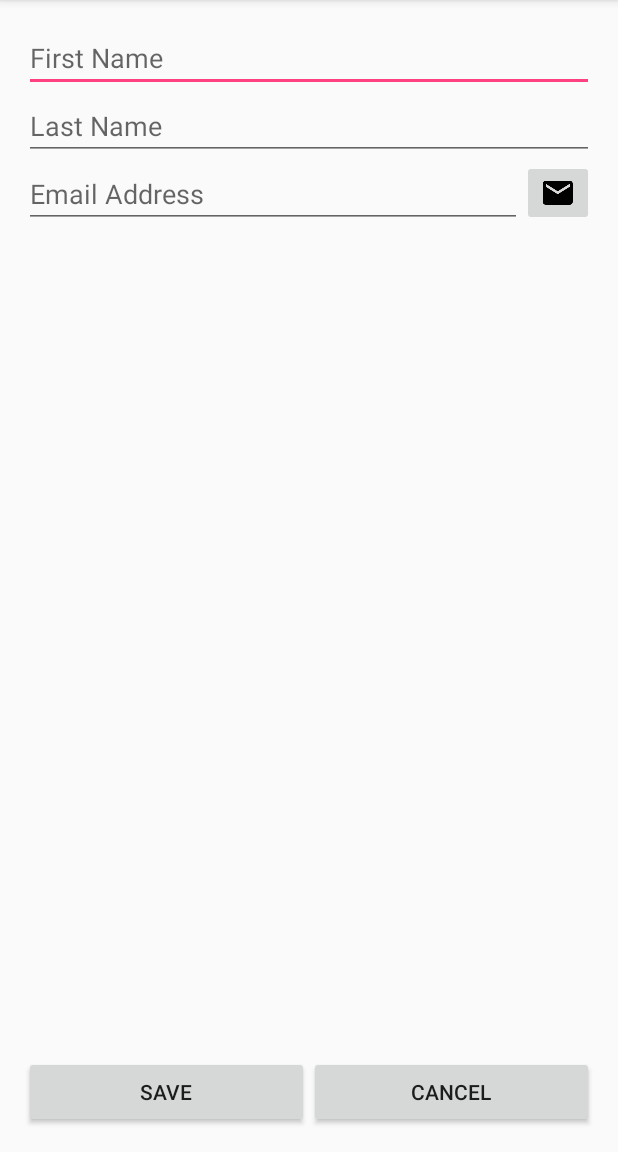
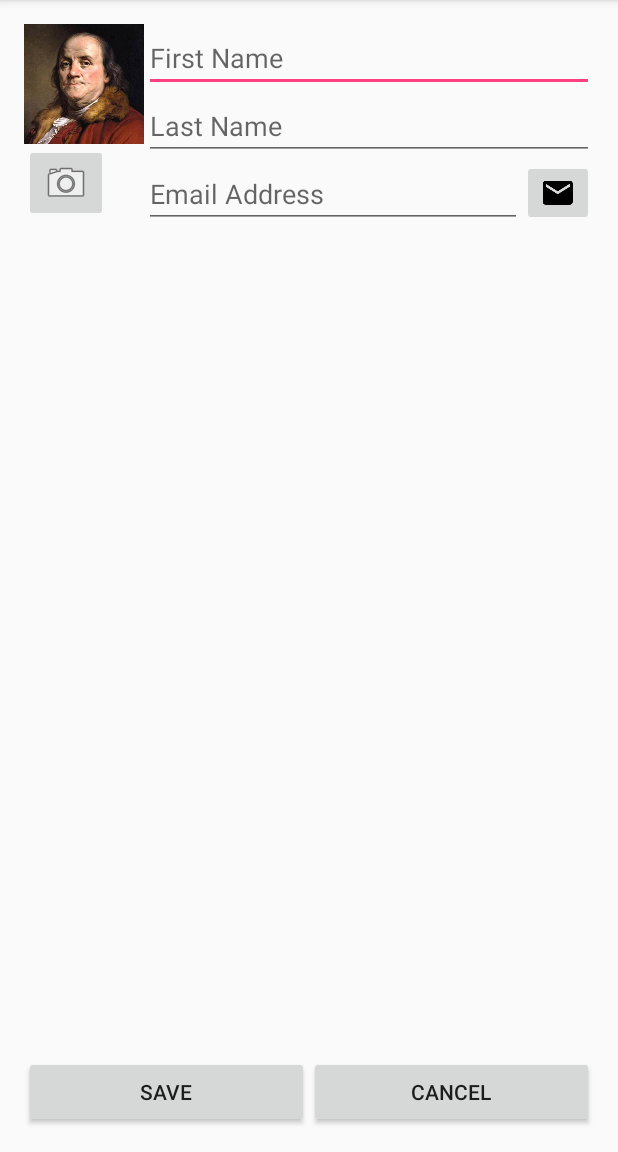
Before and after one commit to PatMcNamara/school, an Android app: the screen it shows after launch (EditContactActivity before the commit, DetailEditActivity after it), after a tap on "ADD CONTACT", on a phone screen of 412 x 824 dp, the part 84-1236 px from its top. Run offline under Robolectric (Android 15) with nearby library versions, the phone set to English and light mode, and no system bars.

Commit message:
Contacts completed

```diff
--- a/Android/Contacts/app/src/main/AndroidManifest.xml
+++ b/Android/Contacts/app/src/main/AndroidManifest.xml
@@ -1,6 +1,8 @@
 <?xml version="1.0" encoding="utf-8"?>
 <manifest xmlns:android="http://schemas.android.com/apk/res/android"
     package="edu.umsl.pjm8cd.contacts">
+    <uses-feature android:name="android.hardware.camera"
+        android:required="true" />
 
     <application
         android:allowBackup="true"
@@ -15,7 +17,7 @@
                 <category android:name="android.intent.category.LAUNCHER" />
             </intent-filter>
         </activity>
-        <activity android:name=".EditContactActivity">
+        <activity android:name=".DetailEditActivity">
         </activity>
     </application>
 
--- /dev/null
+++ b/Android/Contacts/app/src/main/java/edu/umsl/pjm8cd/contacts/ContactDetailsView.java
@@ -0,0 +1,133 @@
+package edu.umsl.pjm8cd.contacts;
+
+import android.app.Activity;
+import android.content.Intent;
+import android.graphics.Bitmap;
+import android.os.Bundle;
+import android.provider.MediaStore;
+import android.support.annotation.Nullable;
+import android.support.v4.app.Fragment;
+import android.text.InputType;
+import android.util.Log;
+import android.view.LayoutInflater;
+import android.view.View;
+import android.view.ViewGroup;
+import android.widget.EditText;
+import android.widget.ImageButton;
+import android.widget.ImageView;
+
+import java.util.UUID;
+
+/**
+ * Created by Pat on 4/17/2016.
+ *
+ * This fragment handles the displaying of detailed contact information and allows user to edit those
+ * details.
+ */
+public class ContactDetailsView extends Fragment {
+    private EditText firstName, lastName, email;
+    private ImageView pictureView;
+    private ImageButton camButton;
+
+    // The picture will either be a valid bitmap or null if there is no picture.
+    private Bitmap picture;
+
+    @Nullable
+    @Override
+    public View onCreateView(LayoutInflater inflater, @Nullable ViewGroup container, @Nullable Bundle savedInstanceState) {
+        View view = inflater.inflate(R.layout.edit_contact, container, false);
+
+        firstName = (EditText) view.findViewById(R.id.firstNameEdit);
+        lastName = (EditText) view.findViewById(R.id.lastNameEdit);
+        email = (EditText) view.findViewById(R.id.emailEdit);
+        pictureView = (ImageView) view.findViewById(R.id.contactImage);
+        camButton = (ImageButton) view.findViewById(R.id.cameraButton);
+
+        String specifiedUUID = getActivity().getIntent().getStringExtra(DetailEditActivity.UUID);
+        if(specifiedUUID != null) { // Is user viewing an existing contact or creating a new one?
+            setEditable(false);
+            Contact c = DBWrapper.get(getActivity()).getContactFromUUID(UUID.fromString(specifiedUUID));
+            if(c.getPicture() == null) {
+                Log.d("EDIT", "Database gave us a contact without a picture, using default.");
+            }
+            fillFields(c);
+        } else {
+            setEditable(true);
+        }
+
+        updatePictureView();
+        camButton.setOnClickListener(new View.OnClickListener() {
+            @Override
+            public void onClick(View view) {
+                Intent captureImage = new Intent(MediaStore.ACTION_IMAGE_CAPTURE);
+                startActivityForResult(captureImage, 0);
+            }
+        });
+
+        return view;
+    }
+
+    /* Set to the given photo or to a default image. */
+    private void updatePictureView() {
+        if(picture == null) {
+            pictureView.setBackgroundResource(R.drawable.ben);
+        } else {
+            pictureView.setBackgroundResource(android.R.color.white);
+            pictureView.setImageBitmap(picture);
+        }
+    }
+
+    @Override
+    public void onActivityResult(int requestCode, int resultCode, Intent data) {
+        if(resultCode == Activity.RESULT_OK) { // Returned from the camera.
+            picture = (Bitmap) data.getExtras().get("data");
+            updatePictureView();
+        }
+    }
+
+    /* Fills the text and photo areas in the view with the given contact info. */
+    private void fillFields(Contact c) {
+        firstName.setText(c.getFirstName());
+        lastName.setText(c.getLastName());
+        email.setText(c.getEmail());
+        picture = c.getPicture();
+        updatePictureView();
+    }
+
+    /* Allows the user to edit the data. */
+    public void setEditable(boolean editable) {
+        if(editable) {
+            firstName.setInputType(InputType.TYPE_CLASS_TEXT);
+            lastName.setInputType(InputType.TYPE_CLASS_TEXT);
+            email.setInputType(InputType.TYPE_TEXT_VARIATION_EMAIL_ADDRESS | InputType.TYPE_TEXT_VARIATION_WEB_EMAIL_ADDRESS);
+            camButton.setVisibility(View.VISIBLE);
+        } else {
+            firstName.setInputType(InputType.TYPE_NULL);
+            lastName.setInputType(InputType.TYPE_NULL);
+            email.setInputType(InputType.TYPE_NULL);
+            camButton.setVisibility(View.GONE);
+        }
+    }
+
+    /* Takes the view fields and builds a Contact. */
+    public Contact buildContact() {
+        String first = firstName.getText().toString();
+        String last = lastName.getText().toString();
+        String addr = email.getText().toString();
+
+        Contact newContact;
+        // If we are updating an existing contact, use the same UUID
+        String contactUUID = getActivity().getIntent().getStringExtra(DetailEditActivity.UUID);
+        if(contactUUID == null) {
+            newContact = new Contact();
+        } else {
+            newContact = new Contact(UUID.fromString(contactUUID));
+        }
+
+        newContact.setFirstName(first);
+        newContact.setLastName(last);
+        newContact.setEmail(addr);
+        newContact.setPicture(picture);
+        return newContact;
+    }
+}
--- a/Android/Contacts/app/src/main/java/edu/umsl/pjm8cd/contacts/ContactsActivityControler.java
+++ b/Android/Contacts/app/src/main/java/edu/umsl/pjm8cd/contacts/ContactsActivityControler.java
@@ -5,33 +5,46 @@ import android.support.v4.app.FragmentManager;
 import android.support.v7.app.AppCompatActivity;
 import android.os.Bundle;
 import android.view.View;
+import android.widget.TextView;
 
 public class ContactsActivityControler extends AppCompatActivity {
-    ViewFragment viewFragment;
+    private ListViewFragment listViewFragment;
 
     @Override
     protected void onCreate(Bundle savedInstanceState) {
         super.onCreate(savedInstanceState);
         setContentView(R.layout.blank_layout);
         FragmentManager manager = getSupportFragmentManager();
-        viewFragment = (ViewFragment) manager.findFragmentById(R.id.contacts_listing_layout);
 
-        if (viewFragment == null) {
-            viewFragment = new ViewFragment();
+        listViewFragment = (ListViewFragment) manager.findFragmentById(R.id.contacts_listing_layout);
+        if (listViewFragment == null) {
+            listViewFragment = new ListViewFragment();
             manager.beginTransaction()
-                    .add(R.id.contacts_listing_layout, viewFragment)
+                    .add(R.id.contacts_listing_layout, listViewFragment)
                     .commit();
         }
-
     }
-    public void newContact(View v) {
-        Intent i = EditContactActivity.newIntent(this);
-        startActivity(i);
-    }
-
     @Override
     protected void onStart() {
         super.onStart();
-        viewFragment.updateView();
+        listViewFragment.updateView();
+        checkDisplayEmpty();
+    }
+
+    /* Called from the add contact button. */
+    public void newContact(View v) {
+        Intent i = DetailEditActivity.newIntent(this);
+        startActivity(i);
+        checkDisplayEmpty();
+    }
+
+    /* If there are no contacts, this will display no contacts */
+    void checkDisplayEmpty() {
+        TextView notify = (TextView) findViewById(R.id.no_contacts);
+        if (listViewFragment.isEmpty()) {
+            notify.setVisibility(View.VISIBLE);
+        } else {
+            notify.setVisibility(View.GONE);
+        }
     }
 }
--- a/Android/Contacts/app/src/main/java/edu/umsl/pjm8cd/contacts/EditContactActivity.java
+++ b/Android/Contacts/app/src/main/java/edu/umsl/pjm8cd/contacts/DetailEditActivity.java
@@ -6,29 +6,31 @@ import android.os.Bundle;
 import android.support.annotation.Nullable;
 import android.support.v4.app.FragmentManager;
 import android.support.v7.app.AppCompatActivity;
-import android.util.Log;
 import android.view.View;
 import android.widget.Button;
-import android.widget.EditText;
 import android.widget.Toast;
 
 /**
  * Created by Pat on 4/17/2016.
+ *
+ * Activity for the ContactDetailsView fragment.
  */
-public class EditContactActivity extends AppCompatActivity {
-    EditFragment editFragment;
-    DBWrapper database;
-    Button saveButton, cancelButton;
+public class DetailEditActivity extends AppCompatActivity {
+    private ContactDetailsView contactDetailsView;
+    private DBWrapper database;
+    private Button saveButton, cancelButton;
 
     public static final String UUID = "UUID";
 
+    /* Used to bring up add a new contact view. */
     public static Intent newIntent(Context currentContext) {
-        Intent i = new Intent(currentContext, EditContactActivity.class);
+        Intent i = new Intent(currentContext, DetailEditActivity.class);
         return i;
     }
 
+    /* This will simply display the contact info and an edit button. */
     public static Intent newIntent(Context currentContext, Contact contact) {
-        Intent i = EditContactActivity.newIntent(currentContext);
+        Intent i = DetailEditActivity.newIntent(currentContext);
         i.putExtra(UUID, contact.getId().toString());
         return i;
     }
@@ -43,6 +45,7 @@ public class EditContactActivity extends AppCompatActivity {
         saveButton = (Button) findViewById(R.id.bottomButtonLeft);
         cancelButton = (Button) findViewById(R.id.bottomButtonRight);
 
+        /* Are we adding a new contact or bring up an edit contact screen? */
         if(getIntent().getStringExtra(UUID) == null) {
             enableEditing();
         } else {
@@ -50,26 +53,29 @@ public class EditContactActivity extends AppCompatActivity {
         }
 
         FragmentManager manager = getSupportFragmentManager();
-        editFragment = (EditFragment) manager.findFragmentById(R.id.contacts_listing_layout);
+        contactDetailsView = (ContactDetailsView) manager.findFragmentById(R.id.contacts_listing_layout);
 
-        if (editFragment == null) {
-            editFragment = new EditFragment();
+        if (contactDetailsView == null) {
+            contactDetailsView = new ContactDetailsView();
             manager.beginTransaction()
-                    .add(R.id.contacts_listing_layout, editFragment)
+                    .add(R.id.contacts_listing_layout, contactDetailsView)
                     .commit();
         }
     }
 
+    /* Will allow the user to change the fields in the given contact */
     private void enableEditing() {
         saveButton.setText("Save");
         cancelButton.setText("Cancel");
         cancelButton.setVisibility(Button.VISIBLE);
+
         saveButton.setOnClickListener(new View.OnClickListener() {
             @Override
             public void onClick(View view) {
-                Contact c = editFragment.getContact();
-                if (c == null) {
-                    Toast.makeText(getApplicationContext(), "All 3 fields must be used.", Toast.LENGTH_SHORT);
+                // Add contact with the given info into the database.
+                Contact c = contactDetailsView.buildContact();
+                if (c.hasNoName()) {
+                    Toast.makeText(getApplicationContext(), "Contact must have a name.", Toast.LENGTH_SHORT).show();
                 } else {
                     database.updateOrAddContact(c);
                     finish();
@@ -85,20 +91,21 @@ public class EditContactActivity extends AppCompatActivity {
         });
     }
 
+    /* Use this if you are just reading the contact details. */
     private void disableEditing() {
         saveButton.setText("Edit");
         cancelButton.setVisibility(Button.GONE);
         saveButton.setOnClickListener(new View.OnClickListener() {
             @Override
             public void onClick(View view) {
-                editFragment.setEditable(true);
+                contactDetailsView.setEditable(true);
                 enableEditing();
             }
         });
     }
 
     public void sendMessage(View v){
-        Contact c = editFragment.getContact();
+        Contact c = contactDetailsView.buildContact();
         Intent i = new Intent(Intent.ACTION_SEND);
         i.putExtra(Intent.EXTRA_EMAIL, c.getEmail());
         i.setType("*/*");
--- a/Android/Contacts/app/src/main/java/edu/umsl/pjm8cd/contacts/EditFragment.java
+++ /dev/null
@@ -1,78 +0,0 @@
-package edu.umsl.pjm8cd.contacts;
-
-import android.os.Bundle;
-import android.support.annotation.Nullable;
-import android.support.v4.app.Fragment;
-import android.text.InputType;
-import android.view.LayoutInflater;
-import android.view.View;
-import android.view.ViewGroup;
-import android.widget.EditText;
-
-import java.util.UUID;
-
-/**
- * Created by Pat on 4/17/2016.
- */
-public class EditFragment extends Fragment {
-    EditText firstName, lastName, email;
-
-    @Nullable
-    @Override
-    public View onCreateView(LayoutInflater inflater, @Nullable ViewGroup container, @Nullable Bundle savedInstanceState) {
-        View view = inflater.inflate(R.layout.edit_contact, container, false);
-
-        firstName = (EditText) view.findViewById(R.id.firstNameEdit);
-        lastName = (EditText) view.findViewById(R.id.lastNameEdit);
-        email = (EditText) view.findViewById(R.id.emailEdit);
-
-        String specifiedUUID = getActivity().getIntent().getStringExtra(EditContactActivity.UUID);
-        if(specifiedUUID != null) {
-            setEditable(false);
-            Contact c = DBWrapper.get(getActivity()).getContactFromUUID(UUID.fromString(specifiedUUID));
-            fillFields(c);
-        } else {
-            setEditable(true);
-        }
-
-        return view;
-    }
-
-    private void fillFields(Contact c) {
-        firstName.setText(c.getFirstName());
-        lastName.setText(c.getLastName());
-        email.setText(c.getEmail());
-    }
-
-    public void setEditable(boolean editable) {
-        if(editable) {
-            firstName.setInputType(InputType.TYPE_CLASS_TEXT);
-            lastName.setInputType(InputType.TYPE_CLASS_TEXT);
-            email.setInputType(InputType.TYPE_TEXT_VARIATION_EMAIL_ADDRESS | InputType.TYPE_TEXT_VARIATION_WEB_EMAIL_ADDRESS);
-        } else {
-            firstName.setInputType(InputType.TYPE_NULL);
-            lastName.setInputType(InputType.TYPE_NULL);
-            email.setInputType(InputType.TYPE_NULL);
-        }
-    }
-
-    public Contact getContact() {
-        String first = firstName.getText().toString();
-        String last = lastName.getText().toString();
-        String addr = email.getText().toString();
-
-        // If we are updating an existing contact, use the same UUID
-        String contactUUID = getActivity().getIntent().getStringExtra(EditContactActivity.UUID);
-        Contact newContact;
-        if(contactUUID == null) {
-            newContact = new Contact();
-        } else {
-            newContact = new Contact(UUID.fromString(contactUUID));
-        }
-
-        newContact.setFirstName(first);
-        newContact.setLastName(last);
-        newContact.setEmail(addr);
-        return newContact;
-    }
-}
--- a/Android/Contacts/app/src/main/java/edu/umsl/pjm8cd/contacts/ViewFragment.java
+++ b/Android/Contacts/app/src/main/java/edu/umsl/pjm8cd/contacts/ListViewFragment.java
@@ -6,10 +6,10 @@ import android.support.annotation.Nullable;
 import android.support.v4.app.Fragment;
 import android.support.v7.widget.LinearLayoutManager;
 import android.support.v7.widget.RecyclerView;
-import android.util.Log;
 import android.view.LayoutInflater;
 import android.view.View;
 import android.view.ViewGroup;
+import android.widget.ImageView;
 import android.widget.TextView;
 
 import java.util.List;
@@ -17,9 +17,9 @@ import java.util.List;
 /**
  * Created by Pat on 4/17/2016.
  */
-public class ViewFragment extends Fragment {
-    RecyclerView contactRecyclerView;
-    List<Contact> contacts;
+public class ListViewFragment extends Fragment {
+    private RecyclerView contactRecyclerView;
+    private List<Contact> contacts;
 
     @Nullable
     @Override
@@ -29,19 +29,27 @@ public class ViewFragment extends Fragment {
         contactRecyclerView.setLayoutManager(new LinearLayoutManager(getActivity()));
 
         contacts = DBWrapper.get(getContext()).getAllContacts();
-        contactRecyclerView.setAdapter(new ContactsAdapter());//TODO you must update the adapter when you update something
+        contactRecyclerView.setAdapter(new ContactsAdapter());
         return view;
     }
 
+    /* Updates the contacts in the recycler view */
     public void updateView() {
         contacts = DBWrapper.get(getContext()).getAllContacts();
         contactRecyclerView.setAdapter(new ContactsAdapter());
     }
 
+    /* Are there any contacts? */
+    public boolean isEmpty() {
+        if(contacts == null)
+            return true;
+        return contacts.isEmpty();
+    }
+
     private class ContactHolder extends RecyclerView.ViewHolder implements View.OnClickListener {
         private TextView nameView;
         private TextView emailView;
-        //TODO photo, send message.
+        private ImageView image;
         private Contact contact;
 
         public ContactHolder(View itemView) {
@@ -50,19 +58,26 @@ public class ViewFragment extends Fragment {
 
             nameView = (TextView) itemView.findViewById(R.id.NameText);
             emailView = (TextView) itemView.findViewById(R.id.emailText);
+            image = (ImageView) itemView.findViewById(R.id.cardContactPicture);
         }
 
         public void bindContact(Contact c) {
-            String name = c.getFirstName() + ", " + c.getLastName();
-            nameView.setText(name);
+            contact = c;
+
+            nameView.setText(contact.getFullName());
             emailView.setText(c.getEmail());
-            contact = c;
+            if(contact.getPicture() == null) {
+                image.setBackgroundResource(R.drawable.ben);
+            } else {
+                image.setBackgroundResource(android.R.color.white);
+                image.setImageBitmap(contact.getPicture());
+            }
         }
 
         @Override
         public void onClick(View view) {
-            Intent intent = EditContactActivity.newIntent(getContext(), contact);
-            Log.d("", "Put value " + intent.getStringExtra(EditContactActivity.UUID) + " into intent.");
+            // Open the details view of the contact
+            Intent intent = DetailEditActivity.newIntent(getContext(), contact);
             startActivity(intent);
         }
     }
--- a/Android/Contacts/app/src/main/java/edu/umsl/pjm8cd/contacts/database/ContactBaseHelper.java
+++ b/Android/Contacts/app/src/main/java/edu/umsl/pjm8cd/contacts/database/ContactBaseHelper.java
@@ -25,8 +25,9 @@ public class ContactBaseHelper extends SQLiteOpenHelper {
                 ContactTable.Cols.UUID + " TEXT, " +
                 ContactTable.Cols.FNAME + " TEXT, " +
                 ContactTable.Cols.LNAME + " TEXT, " +
-                ContactTable.Cols.EMAIL + " TEXT)"
-        );//TODO photo
+                ContactTable.Cols.EMAIL + " TEXT, " +
+                ContactTable.Cols.PHOTO + " BLOB)"
+        );
     }
 
     @Override
--- a/Android/Contacts/app/src/main/res/layout/blank_layout.xml
+++ b/Android/Contacts/app/src/main/res/layout/blank_layout.xml
@@ -10,17 +10,21 @@
     tools:context=".ContactsActivityControler">
 
     <TextView
+        android:id="@+id/no_contacts"
         android:layout_width="wrap_content"
         android:layout_height="wrap_content"
         android:text="No Contacts!"
-        android:visibility="gone"/><!--TODO-->
+        android:visibility="gone"
+        android:textSize="30sp"
+        android:layout_centerInParent="true"/>
 
     <FrameLayout
         android:id="@+id/contacts_listing_layout"
         android:layout_width="match_parent"
         android:layout_height="match_parent"
-        android:layout_weight="1"/>
+        android:layout_above="@+id/button_holder_layout"/>
     <LinearLayout
+        android:id="@+id/button_holder_layout"
         android:layout_width="match_parent"
         android:layout_height="wrap_content"
         android:orientation="horizontal"
@@ -33,7 +37,6 @@
             android:onClick="newContact"
             android:id="@+id/bottomButtonLeft"
             android:layout_weight="1"/>
-        <!--TODO fix onclick-->
         <Button
             android:layout_width="match_parent"
             android:layout_height="wrap_content"
--- a/Android/Contacts/app/src/main/res/layout/edit_contact.xml
+++ b/Android/Contacts/app/src/main/res/layout/edit_contact.xml
@@ -1,15 +1,40 @@
 <?xml version="1.0" encoding="utf-8"?>
 <LinearLayout xmlns:android="http://schemas.android.com/apk/res/android"
-    android:orientation="vertical" android:layout_width="match_parent"
+    android:orientation="horizontal" android:layout_width="match_parent"
     android:layout_height="match_parent">
 
+    <LinearLayout
+        android:layout_width="wrap_content"
+        android:layout_height="wrap_content"
+        android:orientation="vertical">
+        <ImageView
+            android:id="@+id/contactImage"
+            android:layout_width="80dp"
+            android:layout_height="80dp"
+            android:scaleType="centerInside"
+            android:background="@android:color/darker_gray"
+            android:cropToPadding="true" />
+
+        <ImageButton
+            android:layout_width="wrap_content"
+            android:layout_height="wrap_content"
+            android:src="@android:drawable/ic_menu_camera"
+            android:id="@+id/cameraButton"
+            android:visibility="gone"/>
+    </LinearLayout>
+
+    <LinearLayout
+        android:layout_width="0dp"
+        android:layout_height="wrap_content"
+        android:orientation="vertical"
+        android:layout_weight="1">
         <EditText
             android:layout_width="match_parent"
             android:layout_height="wrap_content"
             android:inputType="textPersonName"
             android:hint="First Name"
             android:ems="10"
-        android:id="@+id/firstNameEdit" />
+            android:id="@+id/firstNameEdit"/>
 
         <EditText
             android:layout_width="match_parent"
@@ -38,3 +63,4 @@
                 android:layout_alignParentRight="true" />
         </RelativeLayout>
     </LinearLayout>
+</LinearLayout>
```
Also changed, not shown: Android/Contacts/app/src/main/java/edu/umsl/pjm8cd/contacts/Contact.java (+19 -2 lines), Android/Contacts/app/src/main/java/edu/umsl/pjm8cd/contacts/DBWrapper.java (+19 -6 lines), Android/Contacts/app/src/main/java/edu/umsl/pjm8cd/contacts/database/ContactCursorWrapper.java (+10 -0 lines), Android/Contacts/app/src/main/res/layout/contact_item_layout.xml (+22 -10 lines), Android/Contacts/app/src/main/res/drawable/ben.jpg (added). Lines whose indentation alone changed are shown as unchanged.
